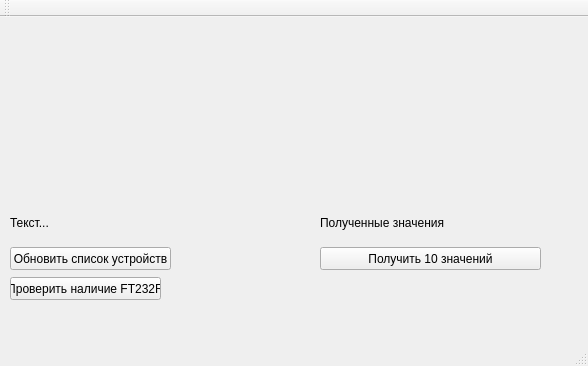
Before: the Qt Designer form c_meter/mainwindow.ui in ruslansukhlyak/c_meter, drawn with Qt 5.
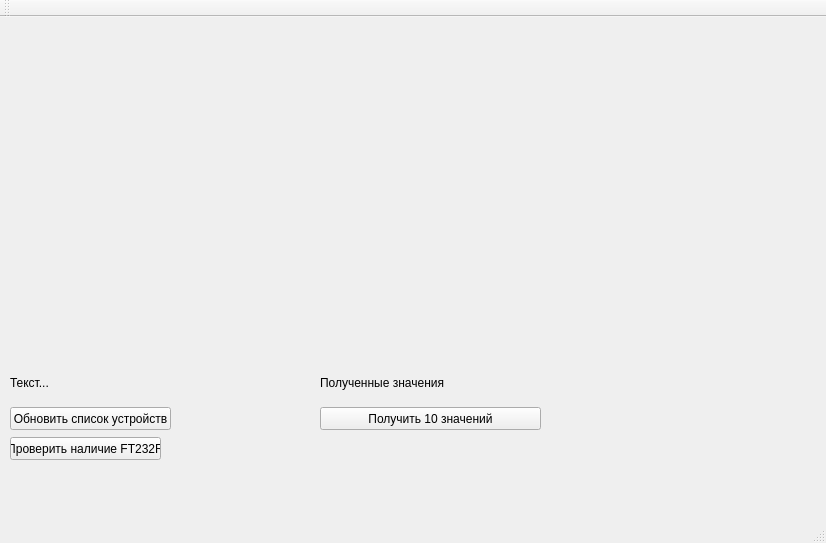
After: the same form once the commit is applied.

Patch:
```diff
--- a/c_meter/mainwindow.ui
+++ b/c_meter/mainwindow.ui
@@ -6,8 +6,8 @@
    <rect>
     <x>0</x>
     <y>0</y>
-    <width>588</width>
-    <height>366</height>
+    <width>826</width>
+    <height>543</height>
    </rect>
   </property>
   <property name="windowTitle">
@@ -18,7 +18,7 @@
     <property name="geometry">
      <rect>
       <x>10</x>
-      <y>190</y>
+      <y>350</y>
       <width>261</width>
       <height>31</height>
      </rect>
@@ -31,7 +31,7 @@
     <property name="geometry">
      <rect>
       <x>10</x>
-      <y>230</y>
+      <y>390</y>
       <width>161</width>
       <height>23</height>
      </rect>
@@ -44,7 +44,7 @@
     <property name="geometry">
      <rect>
       <x>10</x>
-      <y>260</y>
+      <y>420</y>
       <width>151</width>
       <height>23</height>
      </rect>
@@ -57,7 +57,7 @@
     <property name="geometry">
      <rect>
       <x>320</x>
-      <y>230</y>
+      <y>390</y>
       <width>221</width>
       <height>23</height>
      </rect>
@@ -70,7 +70,7 @@
     <property name="geometry">
      <rect>
       <x>320</x>
-      <y>190</y>
+      <y>350</y>
       <width>261</width>
       <height>31</height>
      </rect>
```
Left out of the diff: 2 changed lines with no effect on the pictures.
